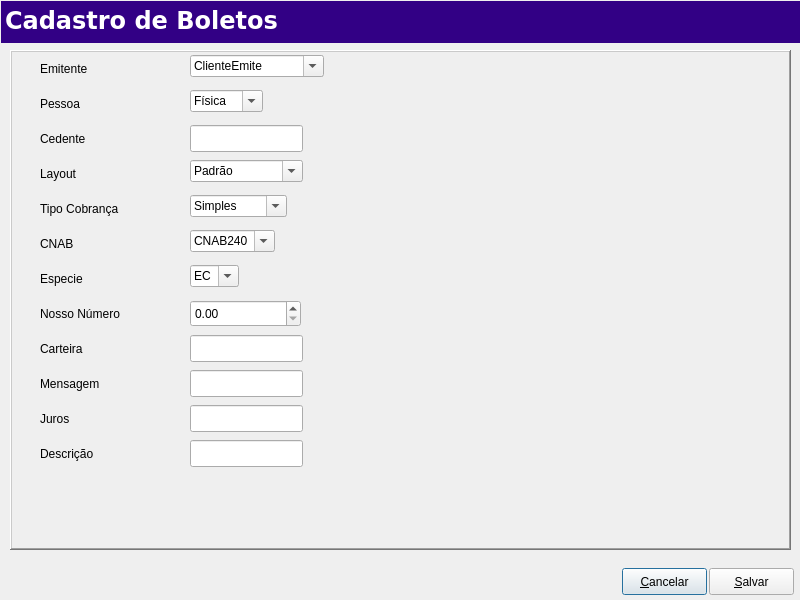
Old version of the form Projects/Blink/Plugins/financier/editticketconfig.ui in the repository MarcoBueno1/qrad.
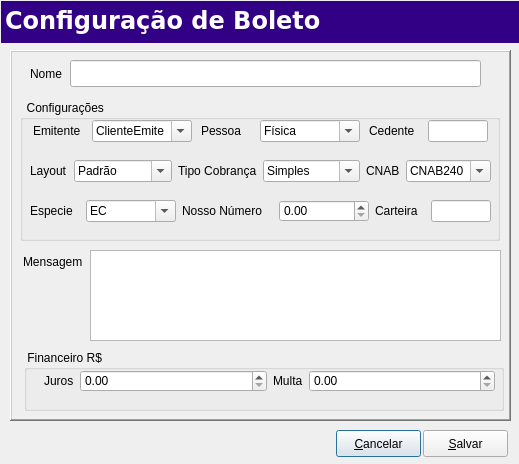
New version of the form. Custom widgets are drawn as their Qt base class.

```diff
--- a/Projects/Blink/Plugins/financier/editticketconfig.ui
+++ b/Projects/Blink/Plugins/financier/editticketconfig.ui
@@ -6,8 +6,8 @@
    <rect>
     <x>0</x>
     <y>0</y>
-    <width>800</width>
-    <height>600</height>
+    <width>519</width>
+    <height>464</height>
    </rect>
   </property>
   <property name="windowTitle">
@@ -18,8 +18,8 @@
     <rect>
      <x>10</x>
      <y>50</y>
-     <width>781</width>
-     <height>500</height>
+     <width>501</width>
+     <height>371</height>
     </rect>
    </property>
    <property name="frameShape">
@@ -28,27 +28,233 @@
    <property name="frameShadow">
     <enum>QFrame::Raised</enum>
    </property>
-   <widget class="QLabel" name="LblRespEmis">
+   <widget class="QLabel" name="LblMensagem">
     <property name="geometry">
      <rect>
-      <x>30</x>
+      <x>13</x>
+      <y>203</y>
+      <width>61</width>
+      <height>17</height>
+     </rect>
+    </property>
+    <property name="text">
+     <string>Mensagem</string>
+    </property>
+   </widget>
+   <widget class="QLabel" name="LblDescription">
+    <property name="geometry">
+     <rect>
+      <x>20</x>
+      <y>15</y>
+      <width>41</width>
+      <height>17</height>
+     </rect>
+    </property>
+    <property name="text">
+     <string>Nome</string>
+    </property>
+   </widget>
+   <widget class="QLineEdit" name="LnEdtDescription">
+    <property name="geometry">
+     <rect>
+      <x>60</x>
       <y>10</y>
-      <width>70</width>
-      <height>17</height>
+      <width>411</width>
+      <height>27</height>
      </rect>
+    </property>
+   </widget>
+   <widget class="QGroupBox" name="groupBox">
+    <property name="geometry">
+     <rect>
+      <x>14</x>
+      <y>300</y>
+      <width>480</width>
+      <height>61</height>
+     </rect>
+    </property>
+    <property name="title">
+     <string> Financeiro R$</string>
+    </property>
+    <widget class="QWidget" name="">
+     <property name="geometry">
+      <rect>
+       <x>20</x>
+       <y>20</y>
+       <width>451</width>
+       <height>22</height>
+      </rect>
+     </property>
+     <layout class="QHBoxLayout" name="horizontalLayout_4">
+      <item>
+       <widget class="QLabel" name="LblJuros">
+        <property name="maximumSize">
+         <size>
+          <width>30</width>
+          <height>16777215</height>
+         </size>
+        </property>
+        <property name="text">
+         <string>Juros</string>
+        </property>
+       </widget>
+      </item>
+      <item>
+       <widget class="QDoubleSpinBox" name="doubleSpinBoxJuros"/>
+      </item>
+      <item>
+       <widget class="QLabel" name="LblJuros_2">
+        <property name="maximumSize">
+         <size>
+          <width>30</width>
+          <height>16777215</height>
+         </size>
+        </property>
+        <property name="text">
+         <string>Multa</string>
+        </property>
+       </widget>
+      </item>
+      <item>
+       <widget class="QDoubleSpinBox" name="doubleSpinBoxMulta"/>
+      </item>
+     </layout>
+    </widget>
+   </widget>
+   <widget class="QTextEdit" name="textEditMensagem">
+    <property name="geometry">
+     <rect>
+      <x>80</x>
+      <y>200</y>
+      <width>411</width>
+      <height>91</height>
+     </rect>
+    </property>
+   </widget>
+   <widget class="QGroupBox" name="groupBox_2">
+    <property name="geometry">
+     <rect>
+      <x>10</x>
+      <y>50</y>
+      <width>480</width>
+      <height>141</height>
+     </rect>
+    </property>
+    <property name="title">
+     <string>  Configurações </string>
+    </property>
+    <widget class="QWidget" name="">
+     <property name="geometry">
+      <rect>
+       <x>10</x>
+       <y>100</y>
+       <width>461</width>
+       <height>22</height>
+      </rect>
+     </property>
+     <layout class="QHBoxLayout" name="horizontalLayout_3">
+      <item>
+       <widget class="QLabel" name="Lblespecie">
+        <property name="maximumSize">
+         <size>
+          <width>50</width>
+          <height>16777215</height>
+         </size>
+        </property>
+        <property name="text">
+         <string>Especie</string>
+        </property>
+       </widget>
+      </item>
+      <item>
+       <widget class="SComboBox" name="CmbBxespecie">
+        <property name="editable">
+         <bool>true</bool>
+        </property>
+        <property name="sizeAdjustPolicy">
+         <enum>QComboBox::AdjustToContents</enum>
+        </property>
+        <item>
+         <property name="text">
+          <string>EC</string>
+         </property>
+        </item>
+        <item>
+         <property name="text">
+          <string>DM</string>
+         </property>
+        </item>
+       </widget>
+      </item>
+      <item>
+       <widget class="QLabel" name="LblNossoNumero">
+        <property name="text">
+         <string>Nosso Número</string>
+        </property>
+       </widget>
+      </item>
+      <item>
+       <widget class="QDoubleSpinBox" name="DblSpnBxNossoNumero">
+        <property name="maximum">
+         <double>999999999999.989990234375000</double>
+        </property>
+       </widget>
+      </item>
+      <item>
+       <widget class="QLabel" name="LblCarteira">
+        <property name="maximumSize">
+         <size>
+          <width>50</width>
+          <height>16777215</height>
+         </size>
+        </property>
+        <property name="text">
+         <string>Carteira</string>
+        </property>
+       </widget>
+      </item>
+      <item>
+       <widget class="QLineEdit" name="LnEdtCarteira">
+        <property name="maximumSize">
+         <size>
+          <width>60</width>
+          <height>16777215</height>
+         </size>
+        </property>
+       </widget>
+      </item>
+     </layout>
+    </widget>
+    <widget class="QWidget" name="">
+     <property name="geometry">
+      <rect>
+       <x>10</x>
+       <y>20</y>
+       <width>461</width>
+       <height>22</height>
+      </rect>
+     </property>
+     <layout class="QHBoxLayout" name="horizontalLayout">
+      <item>
+       <widget class="QLabel" name="LblRespEmis">
+        <property name="maximumSize">
+         <size>
+          <width>50</width>
+          <height>16777215</height>
+         </size>
     </property>
     <property name="text">
      <string>Emitente</string>
     </property>
    </widget>
+      </item>
+      <item>
    <widget class="SComboBox" name="CmbBxRespEmis">
-    <property name="geometry">
-     <rect>
-      <x>180</x>
-      <y>5</y>
-      <width>143</width>
-      <height>22</height>
-     </rect>
+        <property name="maximumSize">
+         <size>
+          <width>100</width>
+          <height>16777215</height>
+         </size>
     </property>
     <property name="editable">
      <bool>true</bool>
@@ -77,27 +283,27 @@
      </property>
     </item>
    </widget>
+      </item>
+      <item>
    <widget class="QLabel" name="LblTipoPessoa">
-    <property name="geometry">
-     <rect>
-      <x>30</x>
-      <y>45</y>
-      <width>80</width>
-      <height>17</height>
-     </rect>
+        <property name="maximumSize">
+         <size>
+          <width>50</width>
+          <height>16777215</height>
+         </size>
     </property>
     <property name="text">
      <string>Pessoa</string>
     </property>
    </widget>
+      </item>
+      <item>
    <widget class="SComboBox" name="CmbBxTipoPessoa">
-    <property name="geometry">
-     <rect>
-      <x>180</x>
-      <y>40</y>
-      <width>75</width>
-      <height>22</height>
-     </rect>
+        <property name="maximumSize">
+         <size>
+          <width>100</width>
+          <height>16777215</height>
+         </size>
     </property>
     <property name="editable">
      <bool>true</bool>
@@ -121,51 +327,51 @@
      </property>
     </item>
    </widget>
+      </item>
+      <item>
    <widget class="QLabel" name="LblCodigoCedente">
-    <property name="geometry">
-     <rect>
-      <x>30</x>
-      <y>80</y>
-      <width>100</width>
-      <height>17</height>
-     </rect>
+        <property name="maximumSize">
+         <size>
+          <width>50</width>
+          <height>16777215</height>
+         </size>
     </property>
     <property name="text">
      <string>Cedente</string>
     </property>
    </widget>
+      </item>
+      <item>
    <widget class="QLineEdit" name="LnEdtCodigoCedente">
+        <property name="maximumSize">
+         <size>
+          <width>60</width>
+          <height>16777215</height>
+         </size>
+        </property>
+       </widget>
+      </item>
+     </layout>
+    </widget>
+    <widget class="QWidget" name="">
     <property name="geometry">
      <rect>
-      <x>180</x>
-      <y>75</y>
-      <width>113</width>
-      <height>27</height>
-     </rect>
-    </property>
-   </widget>
+       <x>10</x>
+       <y>60</y>
+       <width>461</width>
+       <height>22</height>
+      </rect>
+     </property>
+     <layout class="QHBoxLayout" name="horizontalLayout_2">
+      <item>
    <widget class="QLabel" name="LblLayoutBol">
-    <property name="geometry">
-     <rect>
-      <x>30</x>
-      <y>115</y>
-      <width>59</width>
-      <height>17</height>
-     </rect>
-    </property>
     <property name="text">
      <string>Layout</string>
     </property>
    </widget>
+      </item>
+      <item>
    <widget class="SComboBox" name="CmbBxLayoutBol">
-    <property name="geometry">
-     <rect>
-      <x>180</x>
-      <y>110</y>
-      <width>123</width>
-      <height>22</height>
-     </rect>
-    </property>
     <property name="editable">
      <bool>true</bool>
     </property>
@@ -193,28 +399,16 @@
      </property>
     </item>
    </widget>
+      </item>
+      <item>
    <widget class="QLabel" name="LblTipoCobranca">
-    <property name="geometry">
-     <rect>
-      <x>30</x>
-      <y>150</y>
-      <width>91</width>
-      <height>17</height>
-     </rect>
-    </property>
     <property name="text">
      <string>Tipo Cobrança</string>
     </property>
    </widget>
+      </item>
+      <item>
    <widget class="SComboBox" name="CmbBxTipoCobranca">
-    <property name="geometry">
-     <rect>
-      <x>180</x>
-      <y>145</y>
-      <width>104</width>
-      <height>22</height>
-     </rect>
-    </property>
     <property name="editable">
      <bool>true</bool>
     </property>
@@ -247,28 +441,16 @@
      </property>
     </item>
    </widget>
+      </item>
+      <item>
    <widget class="QLabel" name="Lblcnab">
-    <property name="geometry">
-     <rect>
-      <x>30</x>
-      <y>185</y>
-      <width>59</width>
-      <height>17</height>
-     </rect>
-    </property>
     <property name="text">
      <string>CNAB</string>
     </property>
    </widget>
+      </item>
+      <item>
    <widget class="SComboBox" name="CmbBxcnab">
-    <property name="geometry">
-     <rect>
-      <x>180</x>
-      <y>180</y>
-      <width>85</width>
-      <height>22</height>
-     </rect>
-    </property>
     <property name="editable">
      <bool>true</bool>
     </property>
@@ -286,162 +468,9 @@
      </property>
     </item>
    </widget>
-   <widget class="QLabel" name="Lblespecie">
-    <property name="geometry">
-     <rect>
-      <x>30</x>
-      <y>220</y>
-      <width>59</width>
-      <height>17</height>
-     </rect>
-    </property>
-    <property name="text">
-     <string>Especie</string>
-    </property>
-   </widget>
-   <widget class="SComboBox" name="CmbBxespecie">
-    <property name="geometry">
-     <rect>
-      <x>180</x>
-      <y>215</y>
-      <width>47</width>
-      <height>22</height>
-     </rect>
-    </property>
-    <property name="editable">
-     <bool>true</bool>
-    </property>
-    <property name="sizeAdjustPolicy">
-     <enum>QComboBox::AdjustToContents</enum>
-    </property>
-    <item>
-     <property name="text">
-      <string>EC</string>
-     </property>
-    </item>
-    <item>
-     <property name="text">
-      <string>DM</string>
-     </property>
-    </item>
-   </widget>
-   <widget class="QLabel" name="LblNossoNumero">
-    <property name="geometry">
-     <rect>
-      <x>30</x>
-      <y>255</y>
-      <width>101</width>
-      <height>17</height>
-     </rect>
-    </property>
-    <property name="text">
-     <string>Nosso Número</string>
-    </property>
-   </widget>
-   <widget class="QDoubleSpinBox" name="DblSpnBxNossoNumero">
-    <property name="geometry">
-     <rect>
-      <x>180</x>
-      <y>250</y>
-      <width>111</width>
-      <height>27</height>
-     </rect>
-    </property>
-    <property name="maximum">
-     <double>999999999999.989990234375000</double>
-    </property>
-   </widget>
-   <widget class="QLabel" name="LblCarteira">
-    <property name="geometry">
-     <rect>
-      <x>30</x>
-      <y>290</y>
-      <width>59</width>
-      <height>17</height>
-     </rect>
-    </property>
-    <property name="text">
-     <string>Carteira</string>
-    </property>
-   </widget>
-   <widget class="QLineEdit" name="LnEdtCarteira">
-    <property name="geometry">
-     <rect>
-      <x>180</x>
-      <y>285</y>
-      <width>113</width>
-      <height>27</height>
-     </rect>
-    </property>
-   </widget>
-   <widget class="QLabel" name="LblMensagem">
-    <property name="geometry">
-     <rect>
-      <x>30</x>
-      <y>325</y>
-      <width>91</width>
-      <height>17</height>
-     </rect>
-    </property>
-    <property name="text">
-     <string>Mensagem</string>
-    </property>
-   </widget>
-   <widget class="QLineEdit" name="LnEdtMensagem">
-    <property name="geometry">
-     <rect>
-      <x>180</x>
-      <y>320</y>
-      <width>113</width>
-      <height>27</height>
-     </rect>
-    </property>
-   </widget>
-   <widget class="QLabel" name="LblJuros">
-    <property name="geometry">
-     <rect>
-      <x>30</x>
-      <y>360</y>
-      <width>59</width>
-      <height>17</height>
-     </rect>
-    </property>
-    <property name="text">
-     <string>Juros</string>
-    </property>
-   </widget>
-   <widget class="QLineEdit" name="LnEdtJuros">
-    <property name="geometry">
-     <rect>
-      <x>180</x>
-      <y>355</y>
-      <width>113</width>
-      <height>27</height>
-     </rect>
-    </property>
-   </widget>
-   <widget class="QLabel" name="LblDescription">
-    <property name="geometry">
-     <rect>
-      <x>30</x>
-      <y>395</y>
-      <width>91</width>
-      <height>17</height>
-     </rect>
-    </property>
-    <property name="text">
-     <string>Descrição</string>
-    </property>
-   </widget>
-   <widget class="QLineEdit" name="LnEdtDescription">
-    <property name="geometry">
-     <rect>
-      <x>180</x>
-      <y>390</y>
-      <width>113</width>
-      <height>27</height>
-     </rect>
-    </property>
+      </item>
+     </layout>
+    </widget>
    </widget>
   </widget>
   <widget class="QFrame" name="topmenu">
@@ -676,7 +705,7 @@
      <number>1</number>
     </property>
     <property name="text">
-     <string>Cadastro de Boletos</string>
+     <string>Configuração de Boleto</string>
     </property>
     <property name="textFormat">
      <enum>Qt::AutoText</enum>
@@ -695,8 +724,8 @@
   <widget class="QPushButton" name="PshBtnCancel">
    <property name="geometry">
     <rect>
-     <x>622</x>
-     <y>568</y>
+     <x>336</x>
+     <y>430</y>
      <width>85</width>
      <height>27</height>
     </rect>
@@ -708,8 +737,8 @@
   <widget class="QPushButton" name="PshBtnSave">
    <property name="geometry">
     <rect>
-     <x>709</x>
-     <y>568</y>
+     <x>423</x>
+     <y>430</y>
      <width>85</width>
      <height>27</height>
     </rect>
```
Left out of the diff: 17 changed lines with no effect on the pictures. Lines whose indentation alone changed are shown as unchanged.
